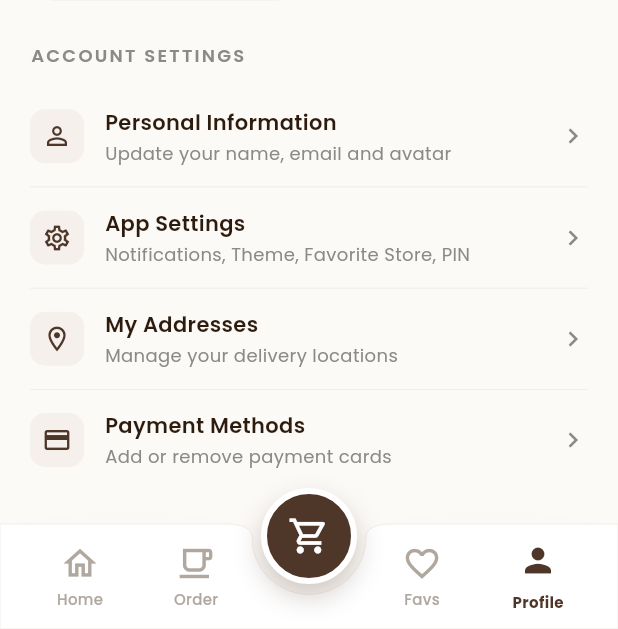
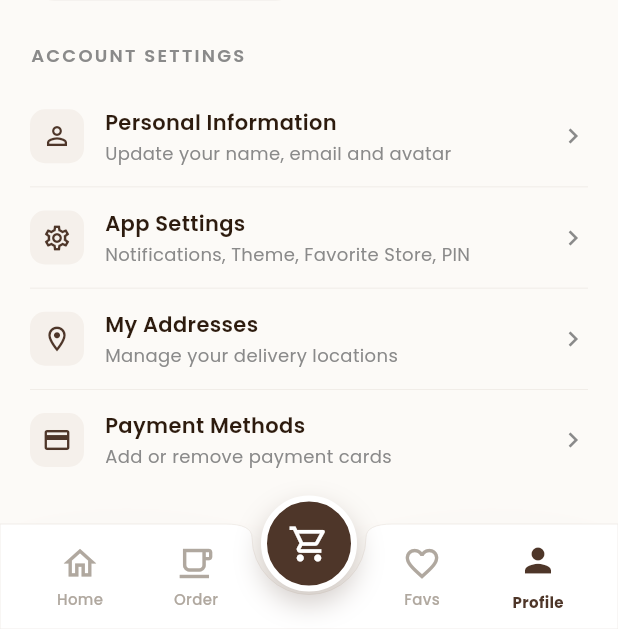
Before and after one commit to aaporosh/Aura-Brew, a Flutter app: the MainShell screen opened by its route, after a tap on "Welcome back,", on a phone screen of 412 x 824 dp, the part 607-1236 px from its top. Run offline on Flutter 3.47's test engine with Material 3 defaults, Android fonts, the phone set to English and light mode, and no system bars; our stand-ins replace carousel_slider, google_fonts, image_picker, shared_preferences, shimmer; accounts and stored records are empty; network calls fail; statements that could not run were skipped.

Commit message:
version -1.3.2

```diff
--- a/mobile_app/lib/core/providers/product_provider.dart
+++ b/mobile_app/lib/core/providers/product_provider.dart
@@ -12,6 +12,7 @@ class ProductProvider extends ChangeNotifier {
   List<ToppingModel> _toppings = [];
   List<StoreModel> _stores = [];
   bool _isLoading = false;
+  bool _isProductsLoading = false;
   String _searchQuery = '';
   List<ProductModel> _searchResults = [];
 
@@ -23,6 +24,7 @@ class ProductProvider extends ChangeNotifier {
   List<ToppingModel> get toppings => _toppings;
   List<StoreModel> get stores => _stores;
   bool get isLoading => _isLoading;
+  bool get isProductsLoading => _isProductsLoading;
   String get searchQuery => _searchQuery;
 
   /// Load all initial data.
@@ -56,7 +58,7 @@ class ProductProvider extends ChangeNotifier {
 
   Future<void> loadProducts({int? categoryId}) async {
     _products = []; // Clear current list to show shimmer immediately
-    _isLoading = true;
+    _isProductsLoading = true;
     notifyListeners();
     try {
       String url = ApiConfig.products;
@@ -68,7 +70,7 @@ class ProductProvider extends ChangeNotifier {
           .toList();
     } catch (_) {
     } finally {
-      _isLoading = false;
+      _isProductsLoading = false;
       notifyListeners();
     }
   }
--- a/mobile_app/lib/screens/home/home_screen.dart
+++ b/mobile_app/lib/screens/home/home_screen.dart
@@ -362,7 +362,7 @@ class _HomeScreenState extends State<HomeScreen> {
     // Use featured products if no category selected, otherwise use category products
     final displayProducts = _selectedCategory == -1 ? pp.featured : pp.products;
 
-    if (pp.isLoading) {
+    if (pp.isProductsLoading) {
       return GridView.builder(
         shrinkWrap: true,
         physics: const NeverScrollableScrollPhysics(),
--- a/mobile_app/lib/widgets/bottom_nav_bar.dart
+++ b/mobile_app/lib/widgets/bottom_nav_bar.dart
@@ -14,23 +14,35 @@ class BottomNavBar extends StatelessWidget {
 
   @override
   Widget build(BuildContext context) {
-    return SizedBox(
-      height: 94,
+    final bottomPadding = MediaQuery.paddingOf(context).bottom;
+    const double baseHeight = 70.0;
+    const double floatingButtonOffset = 24.0;
+
+    return Container(
+      color: AppColors.scaffoldBg, // Match background to avoid white gap
+      child: SizedBox(
+        height: baseHeight + floatingButtonOffset + bottomPadding,
         child: Stack(
           clipBehavior: Clip.none,
           alignment: Alignment.bottomCenter,
           children: [
-          // Custom Notched Background with Multiple Shadows
-          CustomPaint(
-            size: Size(MediaQuery.of(context).size.width, 70),
-            painter: NotchedBottomPainter(),
+            // Custom Notched Background
+            Positioned(
+              bottom: 0,
+              left: 0,
+              right: 0,
+              child: CustomPaint(
+                size: Size(MediaQuery.of(context).size.width, baseHeight + bottomPadding),
+                painter: NotchedBottomPainter(bottomPadding: bottomPadding),
+              ),
             ),
 
             // Navigation Items
-          SizedBox(
-            height: 70,
-            child: SafeArea(
-              top: false,
+            Positioned(
+              bottom: bottomPadding,
+              left: 0,
+              right: 0,
+              height: baseHeight,
               child: Padding(
                 padding: const EdgeInsets.symmetric(horizontal: 8),
                 child: Row(
@@ -45,14 +57,14 @@ class BottomNavBar extends StatelessWidget {
                 ),
               ),
             ),
-          ),
 
             // Floating Center Button
             Positioned(
-            top: 0,
+              bottom: bottomPadding + (baseHeight / 2) - 10,
               child: _buildCenterButton(),
             ),
           ],
+        ),
       ),
     );
   }
@@ -131,6 +143,10 @@ class BottomNavBar extends StatelessWidget {
 }
 
 class NotchedBottomPainter extends CustomPainter {
+  final double bottomPadding;
+
+  NotchedBottomPainter({required this.bottomPadding});
+
   @override
   void paint(Canvas canvas, Size size) {
     final Paint paint = Paint()
```
Also changed, not shown: mobile_app/lib/widgets/shimmer_loading.dart (+31 -15 lines), 1 other file. Lines whose indentation alone changed are shown as unchanged.
